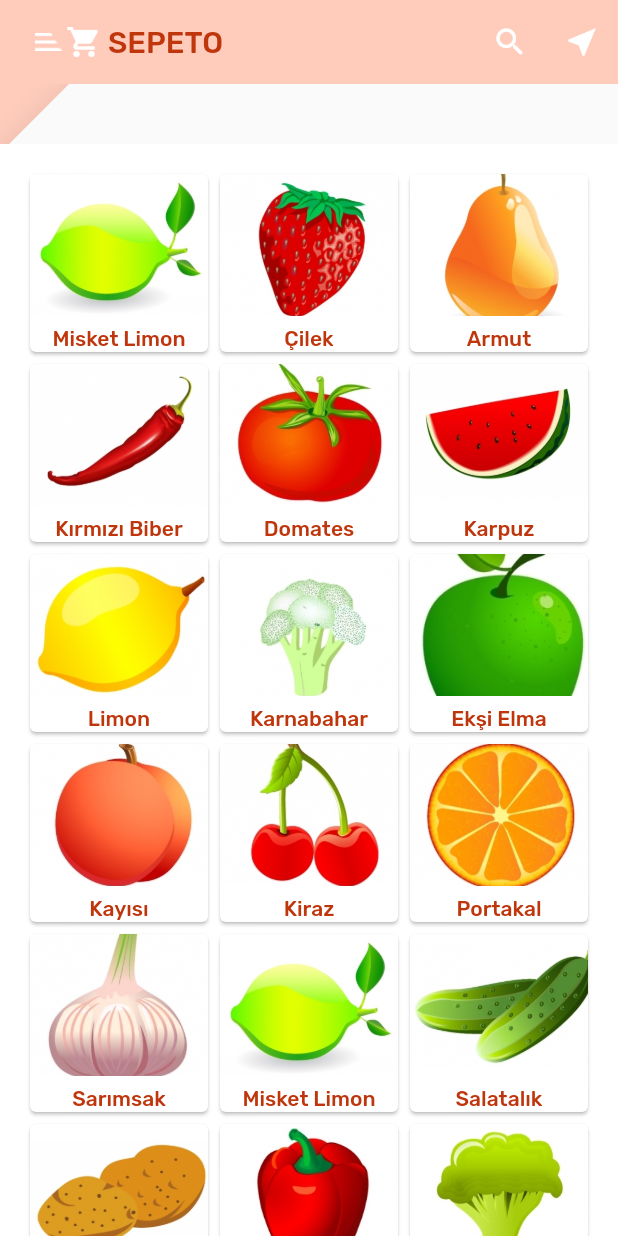
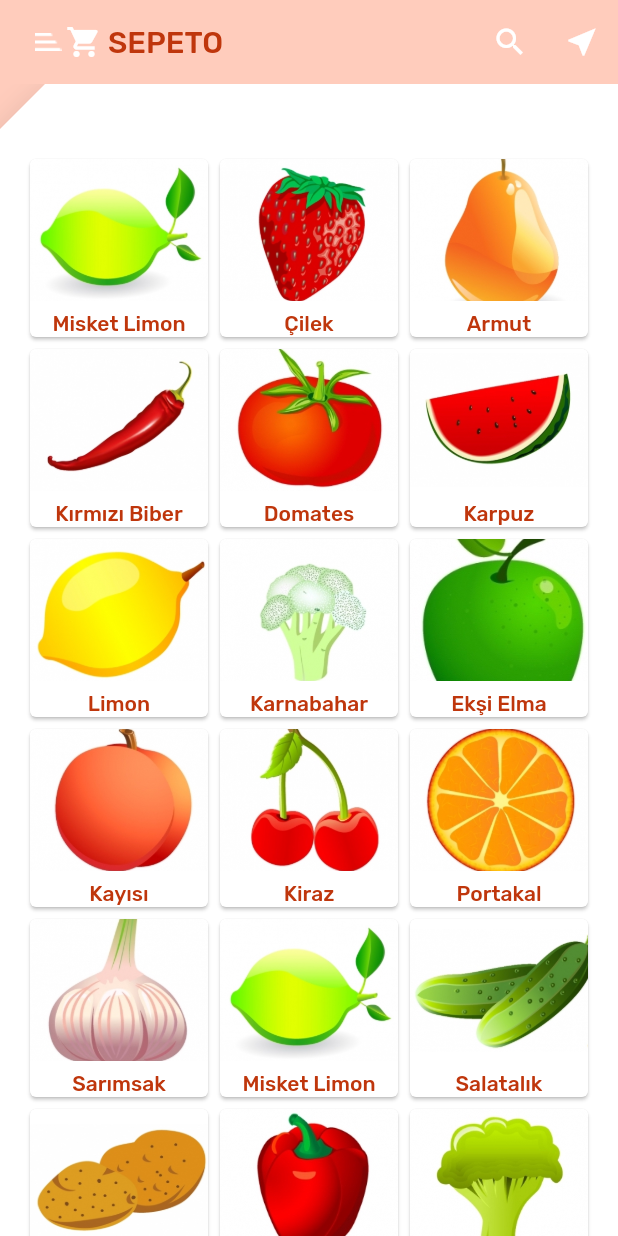
Before and after one commit to elifgul/sepeto, a Flutter app: the screen it shows after launch, after a tap on "İLERİ", on a phone screen of 412 x 824 dp. Run offline on Flutter 3.47's test engine with Material 2 defaults, Android fonts, the phone set to English and light mode, and no system bars.

Commit message:
minor changes

```diff
--- a/lib/app.dart
+++ b/lib/app.dart
@@ -34,7 +34,7 @@ class _SepetoState extends State<Sepeto> {
           onCategoryTap: _onCategoryTap,
         ),
         frontTitle: Text('SEPETO'),
-        backTitle: Text('MENU'),
+        backTitle: Text('MENÜ'),
       ),
       initialRoute: '/login',
       onGenerateRoute: _getRoute,
--- a/lib/backdrop.dart
+++ b/lib/backdrop.dart
@@ -4,6 +4,7 @@ import 'package:meta/meta.dart';
 import 'login.dart';
 import 'model/product.dart';
 
+// add a constant to represent the velocity we want our animation to have
 const double _kFlingVelocity = 2.0;
 
 class Backdrop extends StatefulWidget {
@@ -41,9 +42,10 @@ class _FrontLayer extends StatelessWidget {
   @override
   Widget build(BuildContext context) {
     return Material(
+      color: Colors.white,
       elevation: 16.0,
       shape: BeveledRectangleBorder(
-        borderRadius: BorderRadius.only(topLeft: Radius.circular(46.0)),
+        borderRadius: BorderRadius.only(topLeft: Radius.circular(30.0)),
       ),
       child: Column(
         crossAxisAlignment: CrossAxisAlignment.stretch,
@@ -52,7 +54,7 @@ class _FrontLayer extends StatelessWidget {
             behavior: HitTestBehavior.opaque,
             onTap: onTap,
             child: Container(
-              height: 40.0,
+              height: 30.0,
               alignment: AlignmentDirectional.centerStart,
             ),
           ),
@@ -153,6 +155,7 @@ class _BackdropState extends State<Backdrop>
 
   AnimationController _controller;
 
+  // method is only called once, before the widget is part of its render tree.
   @override
   void initState() {
     super.initState();
@@ -162,7 +165,7 @@ class _BackdropState extends State<Backdrop>
       vsync: this,
     );
   }
-
+ // method is also only called once, when the widget is removed from its tree for good.
   @override
   void didUpdateWidget(Backdrop old) {
     super.didUpdateWidget(old);
@@ -173,13 +176,12 @@ class _BackdropState extends State<Backdrop>
       _controller.fling(velocity: _kFlingVelocity);
     }
   }
-
+  // Add functions to get and change front layer visibility
   bool get _frontLayerVisible {
     final AnimationStatus status = _controller.status;
     return status == AnimationStatus.completed ||
         status == AnimationStatus.forward;
   }
-
   void _toggleBackdropLayerVisibility() {
     _controller.fling(
         velocity: _frontLayerVisible ? -_kFlingVelocity : _kFlingVelocity);
@@ -202,6 +204,8 @@ class _BackdropState extends State<Backdrop>
       end: RelativeRect.fromLTRB(0.0, 0.0, 0.0, 0.0),
     ).animate(_controller.view);
 
+
+    // Wrap the backLayer in an ExcludeSemantics widget. This widget will exclude the backLayer's menu items from the semantics tree when the back layer isn't visible.
     return Stack(
       key: _backdropKey,
       children: <Widget>[
@@ -259,6 +263,7 @@ class _BackdropState extends State<Backdrop>
         ),
       ],
     );
+    // LayoutBuilder is a special widget whose builder callback provides size constraints.
     return Scaffold(
       appBar: appBar,
       body: LayoutBuilder(builder: _buildStack),
--- a/lib/category_menu_page.dart
+++ b/lib/category_menu_page.dart
@@ -20,6 +20,8 @@ class CategoryMenuPage extends StatelessWidget {
     final categoryString = category.value;
     final ThemeData theme = Theme.of(context);
 
+    // It's a GestureDetector wrapping a Column whose children are the category names.
+    // An underline is used to indicate the selected category.
     return GestureDetector(
       onTap: () => onCategoryTap(category),
       child: category == currentCategory
```
